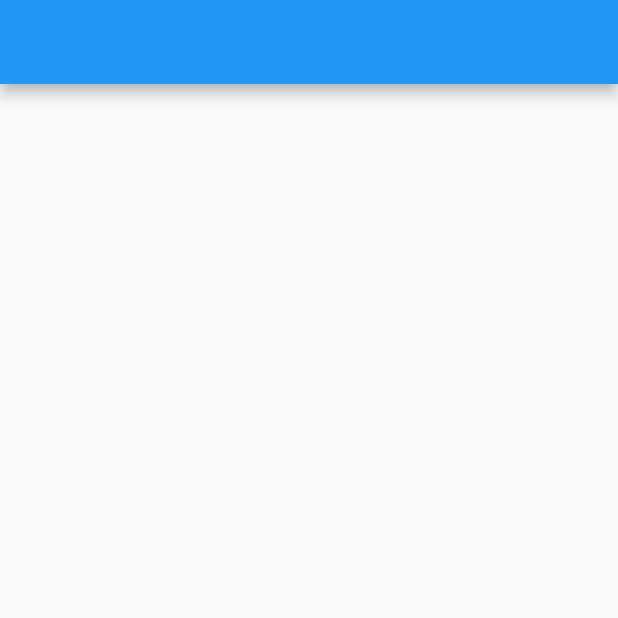
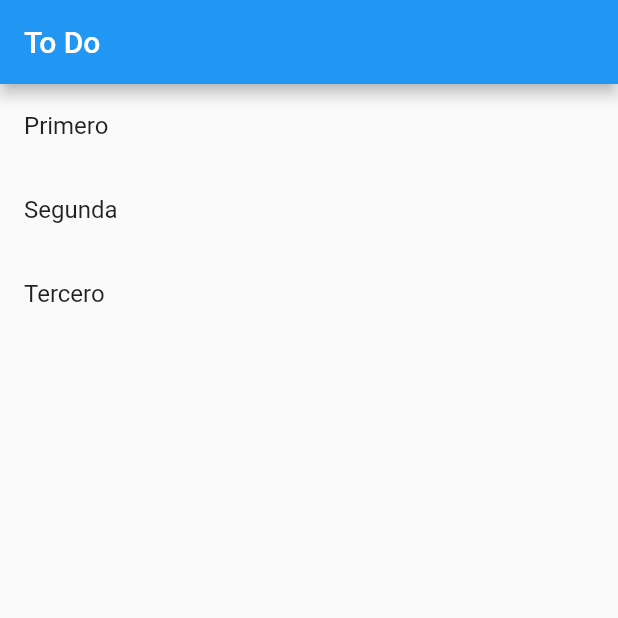
Before and after one commit to DaniloRios27/Prueba-L-A-ELECTRONIC-TO-DO-, a Flutter app: the screen it shows after launch, on a phone screen of 412 x 824 dp, the top half of it. Run offline on Flutter 3.47's test engine with Material 2 defaults, Android fonts, the phone set to English and light mode, and no system bars.

Commit message:
El usuario puede ver en pantalla las actividades que tiene pendientes

```diff
--- a/lib/screens/toDoHomePage.dart
+++ b/lib/screens/toDoHomePage.dart
@@ -1,19 +1,46 @@
 import 'package:flutter/material.dart';
+
+
+class ToDo {
+
+  String what;
+  bool done;
+
+  ToDo(this.what) : done = false;
+}
 
 class ToDoHomePage extends StatefulWidget {
 @override
-  _StateToDoHomePage createState() => _StateToDoHomePage();
+  _ToDoHomePageState createState() => _ToDoHomePageState();
 }
 
-class _StateToDoHomePage extends State<ToDoHomePage> {
+class _ToDoHomePageState extends State<ToDoHomePage> {
+
+  late List<ToDo> _todos;
+
+@override
+  void initState() {
+    _todos = [
+      ToDo("Primero"),
+      ToDo("Segunda"),
+      ToDo("Tercero"),
+    ];
+    super.initState();
+  }
+
 @override
   Widget build(BuildContext context) {
     return Scaffold(
       appBar: AppBar(
-
+        title: Text("To Do"),
       ),
-      body: Container(
-
+      body: ListView.builder(
+          itemCount: _todos.length,
+          itemBuilder: (context, index){
+            return ListTile(
+              title: Text(_todos[index].what),
+            );
+          },
       ),
     );
   }
```
